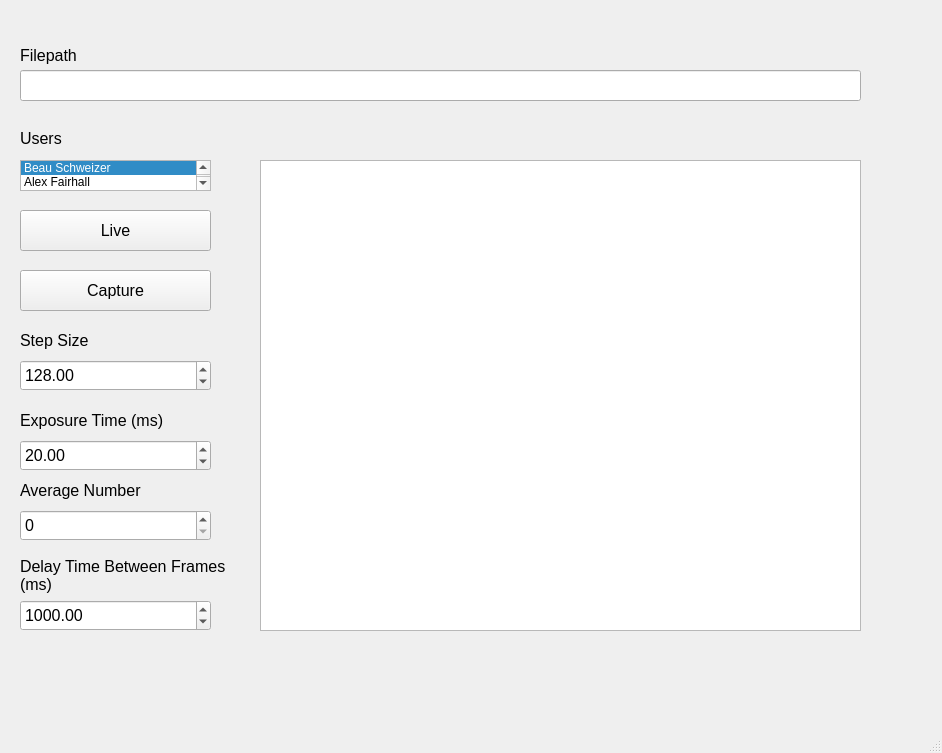
BrandonMehlenbacher/Hardware, file FiberCharacterization/FiberCharacterization.ui: the form before one commit.
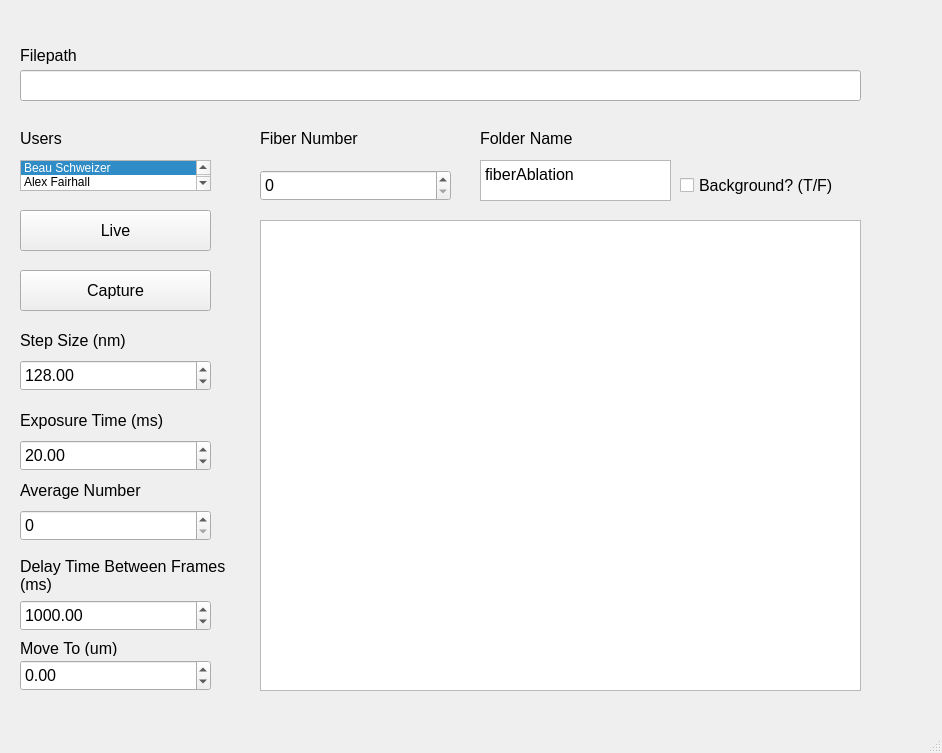
The form after the commit.

Commit message: finalizing saving files and background

What changed in the file:
```diff
--- a/FiberCharacterization/FiberCharacterization.ui
+++ b/FiberCharacterization/FiberCharacterization.ui
@@ -58,7 +58,7 @@
      <rect>
       <x>20</x>
       <y>330</y>
-      <width>111</width>
+      <width>151</width>
       <height>21</height>
      </rect>
     </property>
@@ -68,14 +68,14 @@
      </font>
     </property>
     <property name="text">
-     <string>Step Size</string>
+     <string>Step Size (nm)</string>
     </property>
    </widget>
    <widget class="QGraphicsView" name="cameraImage">
     <property name="geometry">
      <rect>
       <x>260</x>
-      <y>160</y>
+      <y>220</y>
       <width>601</width>
       <height>471</height>
      </rect>
@@ -294,6 +294,140 @@
      </font>
     </property>
    </widget>
+   <widget class="QDoubleSpinBox" name="moveTo">
+    <property name="geometry">
+     <rect>
+      <x>20</x>
+      <y>660</y>
+      <width>191</width>
+      <height>31</height>
+     </rect>
+    </property>
+    <property name="font">
+     <font>
+      <pointsize>12</pointsize>
+     </font>
+    </property>
+    <property name="minimum">
+     <double>-12500.000000000000000</double>
+    </property>
+    <property name="maximum">
+     <double>25000.000000000000000</double>
+    </property>
+    <property name="singleStep">
+     <double>0.001000000000000</double>
+    </property>
+    <property name="value">
+     <double>0.000000000000000</double>
+    </property>
+   </widget>
+   <widget class="QLabel" name="labelMoveTo">
+    <property name="geometry">
+     <rect>
+      <x>20</x>
+      <y>640</y>
+      <width>141</width>
+      <height>16</height>
+     </rect>
+    </property>
+    <property name="font">
+     <font>
+      <pointsize>12</pointsize>
+     </font>
+    </property>
+    <property name="text">
+     <string>Move To (um)</string>
+    </property>
+   </widget>
+   <widget class="QSpinBox" name="fiberNumber">
+    <property name="geometry">
+     <rect>
+      <x>260</x>
+      <y>170</y>
+      <width>191</width>
+      <height>31</height>
+     </rect>
+    </property>
+    <property name="font">
+     <font>
+      <pointsize>12</pointsize>
+     </font>
+    </property>
+   </widget>
+   <widget class="QLabel" name="labelFiberNumber">
+    <property name="geometry">
+     <rect>
+      <x>260</x>
+      <y>130</y>
+      <width>161</width>
+      <height>16</height>
+     </rect>
+    </property>
+    <property name="font">
+     <font>
+      <pointsize>12</pointsize>
+     </font>
+    </property>
+    <property name="text">
+     <string>Fiber Number</string>
+    </property>
+   </widget>
+   <widget class="QTextEdit" name="folderName">
+    <property name="geometry">
+     <rect>
+      <x>480</x>
+      <y>160</y>
+      <width>191</width>
+      <height>41</height>
+     </rect>
+    </property>
+    <property name="html">
+     <string>&lt;!DOCTYPE HTML PUBLIC &quot;-//W3C//DTD HTML 4.0//EN&quot; &quot;http://www.w3.org/TR/REC-html40/strict.dtd&quot;&gt;
+&lt;html&gt;&lt;head&gt;&lt;meta name=&quot;qrichtext&quot; content=&quot;1&quot; /&gt;&lt;style type=&quot;text/css&quot;&gt;
+p, li { white-space: pre-wrap; }
+&lt;/style&gt;&lt;/head&gt;&lt;body style=&quot; font-family:'MS Shell Dlg 2'; font-size:7.8pt; font-weight:400; font-style:normal;&quot;&gt;
+&lt;p style=&quot; margin-top:0px; margin-bottom:0px; margin-left:0px; margin-right:0px; -qt-block-indent:0; text-indent:0px;&quot;&gt;&lt;span style=&quot; font-size:12pt;&quot;&gt;fiberAblation&lt;/span&gt;&lt;/p&gt;&lt;/body&gt;&lt;/html&gt;</string>
+    </property>
+   </widget>
+   <widget class="QCheckBox" name="background">
+    <property name="geometry">
+     <rect>
+      <x>680</x>
+      <y>170</y>
+      <width>251</width>
+      <height>31</height>
+     </rect>
+    </property>
+    <property name="font">
+     <font>
+      <pointsize>12</pointsize>
+     </font>
+    </property>
+    <property name="text">
+     <string>Background? (T/F)</string>
+    </property>
+    <property name="checked">
+     <bool>false</bool>
+    </property>
+   </widget>
+   <widget class="QLabel" name="labelFolderName">
+    <property name="geometry">
+     <rect>
+      <x>480</x>
+      <y>130</y>
+      <width>141</width>
+      <height>16</height>
+     </rect>
+    </property>
+    <property name="font">
+     <font>
+      <pointsize>12</pointsize>
+     </font>
+    </property>
+    <property name="text">
+     <string>Folder Name</string>
+    </property>
+   </widget>
   </widget>
   <widget class="QMenuBar" name="menubar">
    <property name="geometry">
```
The commit also changes 2 other files.
